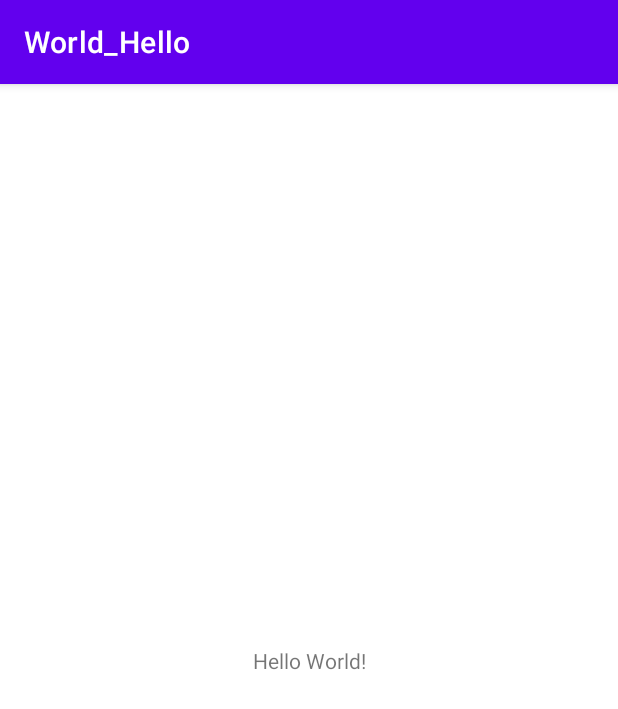
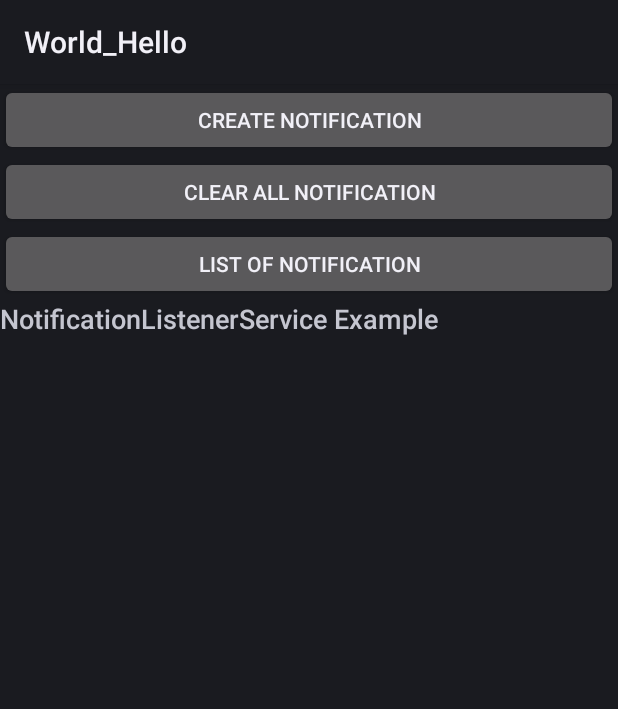
Before and after one commit to bimmer750i/Hello_World, an Android app: the screen it shows after launch (MainActivity), on a phone screen of 412 x 824 dp. Shown: the top 709 px of the screen. Run offline under Robolectric (Android 15) with nearby library versions, the phone set to English and light mode, and no system bars.

Commit message:
Переделано в Java, уведомления генерируются

```diff
--- a/app/build.gradle
+++ b/app/build.gradle
@@ -7,12 +7,14 @@ android {
     compileSdkVersion 30
     buildToolsVersion "30.0.3"
 
+
     defaultConfig {
         applicationId "com.example.world_hello"
         minSdkVersion 24
         targetSdkVersion 30
         versionCode 1
         versionName "1.0"
+
 
         testInstrumentationRunner "androidx.test.runner.AndroidJUnitRunner"
     }
@@ -26,6 +28,7 @@ android {
     compileOptions {
         sourceCompatibility JavaVersion.VERSION_1_8
         targetCompatibility JavaVersion.VERSION_1_8
+
     }
 }
 
@@ -36,6 +39,8 @@ dependencies {
     implementation 'androidx.constraintlayout:constraintlayout:2.0.4'
     implementation "org.jetbrains.kotlin:kotlin-stdlib:$kotlin_version"
     testImplementation 'junit:junit:4.+'
+    implementation "androidx.core:core:$core_version"
     androidTestImplementation 'androidx.test.ext:junit:1.1.2'
     androidTestImplementation 'androidx.test.espresso:espresso-core:3.3.0'
+
 }
--- a/app/src/main/java/com/example/world_hello/MainActivity.java
+++ b/app/src/main/java/com/example/world_hello/MainActivity.java
@@ -1,19 +1,105 @@
 package com.example.world_hello;
 
-import androidx.appcompat.app.AppCompatActivity;
+import android.annotation.SuppressLint;
+import android.app.Activity;
+import android.app.Notification;
+import android.app.NotificationChannel;
+import android.app.NotificationManager;
+import android.app.PendingIntent;
+import android.content.BroadcastReceiver;
+import android.content.Context;
+import android.content.Intent;
+import android.content.IntentFilter;
+import android.os.Build;
+import android.os.Bundle;
+import android.view.View;
+import android.widget.TextView;
 
-import android.os.Bundle;
-import android.service.notification.NotificationListenerService;
+import androidx.core.app.NotificationCompat;
+import androidx.core.app.NotificationManagerCompat;
 
-public class MainActivity extends AppCompatActivity {
+
+public class MainActivity extends Activity implements View.OnClickListener {
+
+    private TextView txtView;
+    private NotificationReceiver nReceiver;
+
+
+    private static int NOTIFY_ID = 0;
+    private static final String CHANNEL_ID = "CHANNEL_ID";
+
+
+
+
 
     @Override
     protected void onCreate(Bundle savedInstanceState) {
         super.onCreate(savedInstanceState);
         setContentView(R.layout.activity_main);
+        txtView = (TextView) findViewById(R.id.textView);
+        nReceiver = new NotificationReceiver();
+        IntentFilter filter = new IntentFilter();
+        filter.addAction("com.example.world_hello.NOTIFICATION_LISTENER_EXAMPLE");
+        registerReceiver(nReceiver,filter);
+
+    }
+
+    @Override
+    protected void onDestroy() {
+        super.onDestroy();
+        unregisterReceiver(nReceiver);
     }
 
 
+    @Override
+    public void onClick(View v) {
+        if(v.getId() == R.id.btnCreateNotify){
+            Notify();
+        }
+        else if(v.getId() == R.id.btnClearNotify){
+            Intent i = new Intent("com.example.world_hello.NOTIFICATION_LISTENER_SERVICE_EXAMPLE");
+            i.putExtra("command","clearall");
+            sendBroadcast(i);
+        }
+        else if(v.getId() == R.id.btnListNotify){
+            Intent i = new Intent("com.example.world_hello.NOTIFICATION_LISTENER_SERVICE_EXAMPLE");
+            i.putExtra("command","list");
+            sendBroadcast(i);
+        }
+    }
 
+    class NotificationReceiver extends BroadcastReceiver{
 
+        @Override
+        public void onReceive(Context context, Intent intent) {
+            String temp = intent.getStringExtra("notification_event") + "n" + txtView.getText();
+            txtView.setText(temp);
+        }
     }
+
+    private void createNotificationChannel() {
+        if (Build.VERSION.SDK_INT >= Build.VERSION_CODES.O) {
+            CharSequence name = getString(R.string.channel_name);
+            String description = getString(R.string.channel_description);
+            int importance = NotificationManager.IMPORTANCE_DEFAULT;
+            NotificationChannel channel = new NotificationChannel(CHANNEL_ID, name, importance);
+            channel.setDescription(description);
+            // Register the channel with the system; you can't change the importance
+            // or other notification behaviors after this
+            NotificationManager notificationManager = getSystemService(NotificationManager.class);
+            notificationManager.createNotificationChannel(channel);
+        }
+    }
+
+    private void Notify() {
+        NotificationCompat.Builder builder = new NotificationCompat.Builder(this, CHANNEL_ID)
+                .setSmallIcon(R.drawable.ic_launcher_foreground )
+                .setContentTitle("GOAT_FUCKAGE")
+                .setContentText("YOUR GOAT HAS BEEN FUCKED")
+                .setPriority(NotificationCompat.PRIORITY_DEFAULT);
+        NotificationManagerCompat notificationManager = NotificationManagerCompat.from(this);
+        notificationManager.notify(NOTIFY_ID, builder.build());
+        NOTIFY_ID++;
+    }
+
+}
--- a/app/src/main/res/layout/activity_main.xml
+++ b/app/src/main/res/layout/activity_main.xml
@@ -1,18 +1,54 @@
-<?xml version="1.0" encoding="utf-8"?>
-<androidx.constraintlayout.widget.ConstraintLayout xmlns:android="http://schemas.android.com/apk/res/android"
-    xmlns:app="http://schemas.android.com/apk/res-auto"
+<RelativeLayout xmlns:android="http://schemas.android.com/apk/res/android"
     xmlns:tools="http://schemas.android.com/tools"
     android:layout_width="match_parent"
     android:layout_height="match_parent"
     tools:context=".MainActivity">
 
-    <TextView
+    <Button
         android:layout_width="wrap_content"
         android:layout_height="wrap_content"
-        android:text="Hello World!"
-        app:layout_constraintBottom_toBottomOf="parent"
-        app:layout_constraintLeft_toLeftOf="parent"
-        app:layout_constraintRight_toRightOf="parent"
-        app:layout_constraintTop_toTopOf="parent" />
+        android:text="Create Notification"
+        android:id="@+id/btnCreateNotify"
+        android:onClick="onClick"
+        android:layout_alignParentTop="true"
+        android:layout_alignParentLeft="true"
+        android:layout_alignParentRight="true"
+         />
 
-</androidx.constraintlayout.widget.ConstraintLayout>
+    <Button
+        android:layout_width="wrap_content"
+        android:layout_height="wrap_content"
+        android:text="Clear All Notification"
+        android:id="@+id/btnClearNotify"
+        android:onClick="onClick"
+        android:layout_below="@+id/btnCreateNotify"
+        android:layout_alignLeft="@+id/btnCreateNotify"
+        android:layout_alignRight="@+id/btnCreateNotify"/>
+
+    <ScrollView android:layout_width="match_parent"
+        android:layout_height="match_parent"
+        android:layout_alignParentBottom="true"
+        android:layout_alignRight="@+id/btnListNotify"
+        android:layout_below="@+id/btnListNotify"
+        android:layout_alignLeft="@+id/btnListNotify">
+
+        <TextView
+            android:layout_width="match_parent"
+            android:layout_height="wrap_content"
+            android:textAppearance="?android:attr/textAppearanceMedium"
+            android:text="NotificationListenerService Example"
+            android:id="@+id/textView"
+            />
+
+    </ScrollView>
+
+    <Button
+        android:layout_width="wrap_content"
+        android:layout_height="wrap_content"
+        android:text="List of Notification"
+        android:id="@+id/btnListNotify"
+        android:onClick="onClick"
+        android:layout_below="@+id/btnClearNotify"
+        android:layout_alignLeft="@+id/btnClearNotify"
+        android:layout_alignRight="@+id/btnClearNotify"/>
+</RelativeLayout>
--- a/app/src/main/res/values/strings.xml
+++ b/app/src/main/res/values/strings.xml
@@ -1,3 +1,5 @@
 <resources>
     <string name="app_name">World_Hello</string>
+    <string name="channel_name">1</string>
+    <string name="channel_description">First Channel</string>
 </resources>
--- a/build.gradle
+++ b/build.gradle
@@ -2,6 +2,7 @@
 buildscript {
     ext {
         kotlin_version = '1.3.72'
+        core_version = "1.6.0"
     }
     repositories {
         google()
```
Also changed, not shown: app/src/main/AndroidManifest.xml (+22 -17 lines), app/src/main/java/com/example/world_hello/NLService.java (added, +80 -0 lines), app/src/main/java/com/example/world_hello/NLService.kt (deleted, +0 -39 lines).
